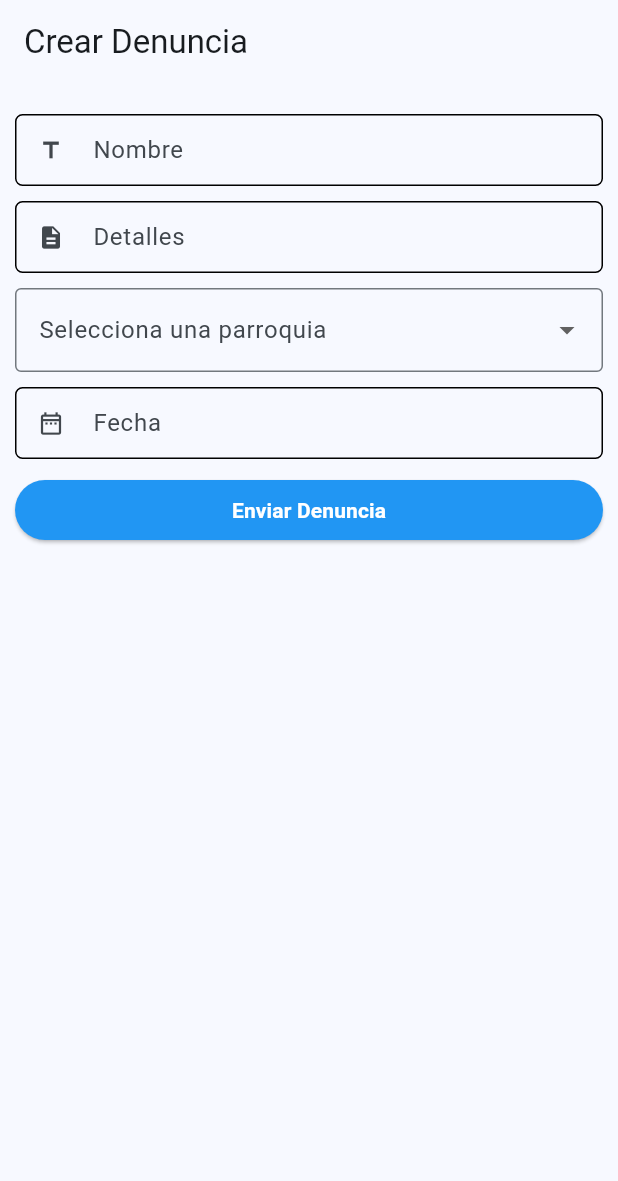
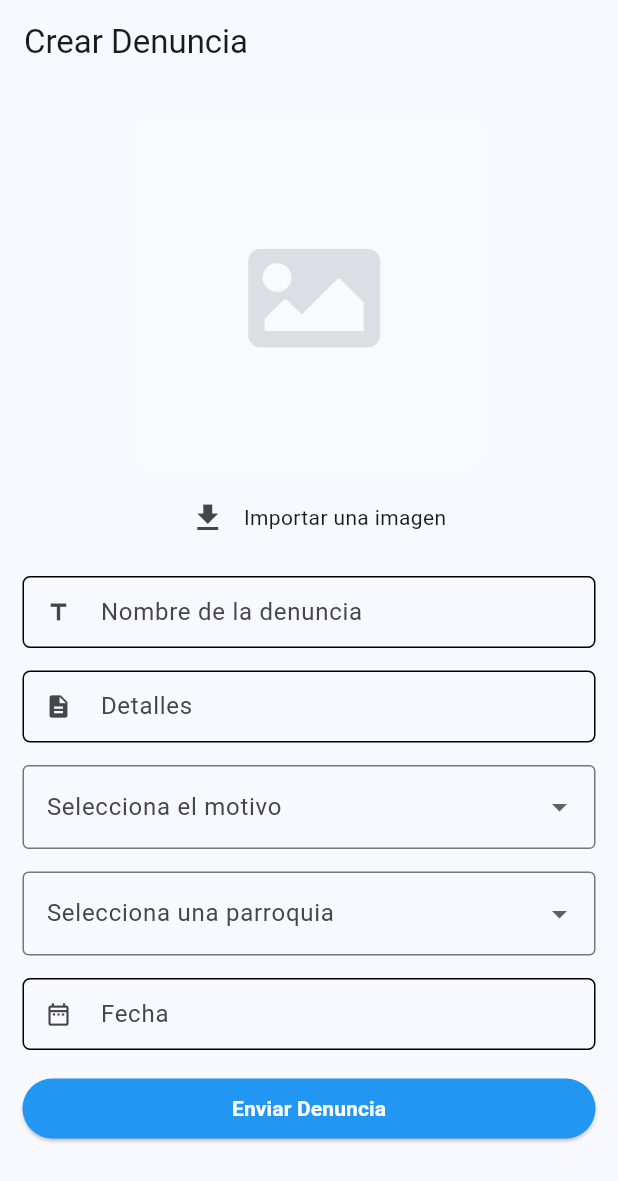
Before and after one commit to VivianaVelasco/ProyectoDenuncias, a Flutter app: the CrearDenunciasScreen screen opened by its route, on a phone screen of 412 x 824 dp. Shown: the top 1181 px of the screen. Run offline on Flutter 3.47's test engine with Material 2 defaults, Android fonts, the phone set to English and light mode, and no system bars; our stand-ins replace dio, go_router, image_picker.

Commit message:
corrections create denuncia

```diff
--- /dev/null
+++ b/denunciasapp/lib/infrastructure/services/camera_galery_service.dart
@@ -0,0 +1,4 @@
+abstract class CameraGaleryService {
+  Future<String?> takePhoto();
+  Future<String?> selectPhoto();
+}
--- a/denunciasapp/lib/presentation/screens/denuncias/crear_denuncias.dart
+++ b/denunciasapp/lib/presentation/screens/denuncias/crear_denuncias.dart
@@ -1,7 +1,9 @@
 import 'dart:convert';
+import 'dart:io';
 
 import 'package:denunciasapp/domains/entities/motivo.dart';
 import 'package:denunciasapp/domains/entities/parroquia.dart';
+import 'package:denunciasapp/infrastructure/services/camera_galery_service_impl.dart';
 import 'package:denunciasapp/presentation/provider/denuncias_provider.dart';
 import 'package:denunciasapp/presentation/widgets/inputs/custom_text_form_field.dart';
 import 'package:flutter/material.dart';
@@ -23,6 +25,7 @@ class _CrearDenunciasScreenState extends State<CrearDenunciasScreen> {
   int idParroquia = 1;
   int idMotivo = 1;
   DateTime date = DateTime.now();
+  String photoURL = "";
 
   final List<String> parroquias = [
     "Cuidad 1",
@@ -31,6 +34,15 @@ class _CrearDenunciasScreenState extends State<CrearDenunciasScreen> {
     "Cuidad 4",
     "Cuidad 5",
     "Cuidad 6"
+  ];
+
+  final List<String> motivos = [
+    "Robo",
+    "Extorsion",
+    "Maltrato Animal",
+    "Acoso",
+    "Asesinato",
+    "Otros"
   ];
 
   TextEditingController dateCtl = TextEditingController();
@@ -43,13 +55,36 @@ class _CrearDenunciasScreenState extends State<CrearDenunciasScreen> {
         body: Form(
           key: formKey,
           child: Padding(
-            padding: const EdgeInsets.all(10),
-            child: Column(
-              crossAxisAlignment: CrossAxisAlignment.start,
+            padding: const EdgeInsets.all(15),
+            child: ListView(
               children: [
-                const SizedBox(height: 10),
+                Column(
+                  mainAxisAlignment: MainAxisAlignment.spaceAround,
+                  children: [
+                    SizedBox(
+                      height: 250,
+                      width: 250,
+                      child: _ImageGallery(photoUrl: photoURL),
+                    ),
+                    Row(
+                      mainAxisAlignment: MainAxisAlignment.center,
+                      children: [
+                        IconButton(
+                            onPressed: () async {
+                              final photoPath =
+                                  await CameraGaleryServiceImpl().selectPhoto();
+                              if (photoPath == null) return;
+                              photoURL = photoPath.trim();
+                            },
+                            icon: const Icon(Icons.download)),
+                        const Text("Importar una imagen")
+                      ],
+                    )
+                  ],
+                ),
+                const SizedBox(height: 15),
                 CustomTextFormField(
-                  label: "Nombre",
+                  label: "Nombre de la denuncia",
                   hint: "Ex. Robo en Ceibos",
                   onChanged: (value) => title = value,
                   validator: (value) {
@@ -60,7 +95,7 @@ class _CrearDenunciasScreenState extends State<CrearDenunciasScreen> {
                   },
                   iconPrefix: Icons.title,
                 ),
-                const SizedBox(height: 10),
+                const SizedBox(height: 15),
                 CustomTextFormField(
                   label: "Detalles",
                   hint: "Ex. Ocurrio en ... y despues ...",
@@ -73,24 +108,19 @@ class _CrearDenunciasScreenState extends State<CrearDenunciasScreen> {
                   },
                   iconPrefix: Icons.description,
                 ),
-                const SizedBox(height: 10),
-                // Row(
-                //   children: [
-                //     const Text("Motivo de la denuncia"),
-                //     const SizedBox(height: 5),
-                //     DropdownMenu(
-                //       initialSelection: discoverProvider.motivos.first.name,
-                //       onSelected: (value) =>
-                //           idMotivo = int.parse(value ?? "-1"),
-                //       dropdownMenuEntries: discoverProvider.motivos
-                //           .map<DropdownMenuEntry<String>>((Motivo motivo) {
-                //         return DropdownMenuEntry<String>(
-                //             value: motivo.id.toString(), label: motivo.name);
-                //       }).toList(),
-                //     ),
-                //   ],
-                // ),
-                // const SizedBox(height: 10),
+                const SizedBox(height: 15),
+                DropdownButtonFormField(
+                  items: motivos.map<DropdownMenuItem<String>>((String motivo) {
+                    return DropdownMenuItem<String>(
+                        value: motivo, child: Text(motivo));
+                  }).toList(),
+                  onChanged: (value) =>
+                      idMotivo = motivos.indexOf(value ?? motivos[0]),
+                  decoration: const InputDecoration(
+                      border: OutlineInputBorder(),
+                      labelText: "Selecciona el motivo"),
+                ),
+                const SizedBox(height: 15),
                 DropdownButtonFormField(
                   items: parroquias
                       .map<DropdownMenuItem<String>>((String parroquia) {
@@ -103,7 +133,7 @@ class _CrearDenunciasScreenState extends State<CrearDenunciasScreen> {
                       border: OutlineInputBorder(),
                       labelText: "Selecciona una parroquia"),
                 ),
-                const SizedBox(height: 10),
+                const SizedBox(height: 15),
                 CustomTextFormField(
                   controller: dateCtl,
                   label: "Fecha",
@@ -123,13 +153,7 @@ class _CrearDenunciasScreenState extends State<CrearDenunciasScreen> {
                     dateCtl.text = date.toIso8601String();
                   },
                 ),
-
-                // DatePickerDialog(
-                //     currentDate: DateTime.now(),
-                //     initialDate: DateTime.now(),
-                //     firstDate: DateTime(2015, 8),
-                //     lastDate: DateTime(2030)),
-                const SizedBox(height: 10),
+                const SizedBox(height: 15),
                 SizedBox(
                   width: double.infinity,
                   child: ElevatedButton(
@@ -143,7 +167,8 @@ class _CrearDenunciasScreenState extends State<CrearDenunciasScreen> {
                           "dateIndicent": dateCtl.text,
                           "urlPhoto": "foto1.png",
                           "idUsuario": 3,
-                          "idParroquia": idParroquia
+                          "idParroquia": idParroquia,
+                          "imgUrl": photoURL
                         };
                         if (formValid) {
                           showDialog(
@@ -172,3 +197,38 @@ class _CrearDenunciasScreenState extends State<CrearDenunciasScreen> {
         ));
   }
 }
+
+class _ImageGallery extends StatelessWidget {
+  final String photoUrl;
+
+  const _ImageGallery({super.key, required this.photoUrl});
+
+  @override
+  Widget build(BuildContext context) {
+    return Padding(
+      padding: const EdgeInsets.symmetric(horizontal: 10, vertical: 10),
+      child: photoUrl.isEmpty
+          ? ClipRRect(
+              borderRadius: const BorderRadius.all(Radius.circular(10)),
+              child: Image.asset(
+                "assets/images/no-image.jpg",
+                fit: BoxFit.cover,
+              ),
+            )
+          : ClipRRect(
+              borderRadius: const BorderRadius.all(Radius.circular(10)),
+              child: FadeInImage(
+                fit: BoxFit.fill,
+                image: checkTypePhoto(),
+                placeholder: const AssetImage("assets/images/no-image.jpg"),
+              ),
+            ),
+    );
+  }
+
+  dynamic checkTypePhoto() {
+    return photoUrl.startsWith("http")
+        ? NetworkImage(photoUrl)
+        : FileImage(File(photoUrl));
+  }
+}
```
Also changed, not shown: denunciasapp/lib/infrastructure/services/camera_galery_service_impl.dart (added, +26 -0 lines), denunciasapp/pubspec.yaml (+5 -7 lines), denunciasapp/assets/images/no-image.jpg (added), denunciasapp/pubspec.lock, 6 other files.
